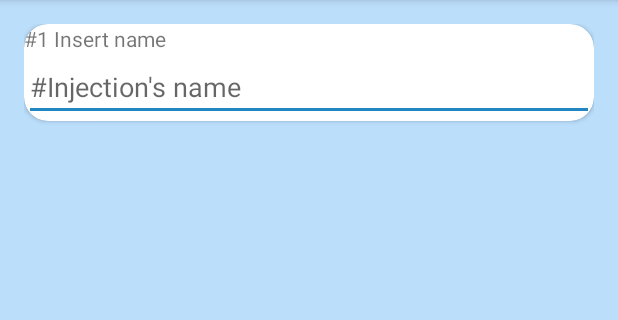
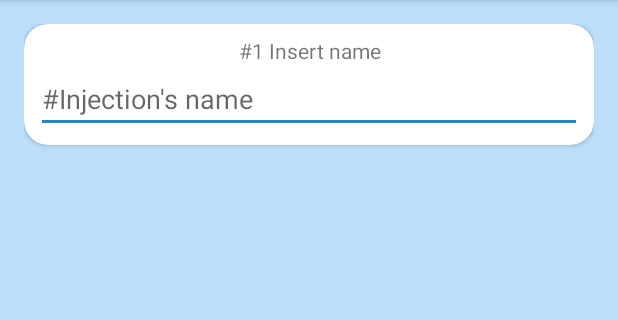
Before and after one commit to mrkomal/MyInjections, an Android app: the AddInjectionActivity screen opened directly, with no data from a screen before it, on a phone screen of 412 x 824 dp, the part 84-404 px from its top. Run offline under Robolectric (Android 15) with nearby library versions, the phone set to English and light mode, and no system bars.

Commit message:
Defining styles for items inside cardview
TextView and LinearLayout style

```diff
--- a/app/src/main/res/layout/activity_add_injection.xml
+++ b/app/src/main/res/layout/activity_add_injection.xml
@@ -16,11 +16,13 @@
         <LinearLayout
             android:layout_width="match_parent"
             android:layout_height="wrap_content"
-            android:orientation="vertical">
+            android:orientation="vertical"
+            style="@style/AddInjectionCardView.LayoutPadding">
 
             <TextView
                 android:layout_width="match_parent"
                 android:layout_height="wrap_content"
+                style="@style/AddInjectionCardView.TextView"
                 android:text="#1 Insert name">
             </TextView>
 
--- a/app/src/main/res/values/styles.xml
+++ b/app/src/main/res/values/styles.xml
@@ -17,4 +17,12 @@
         <item name="cardCornerRadius">16dp</item>
     </style>
 
+    <style name="AddInjectionCardView.LayoutPadding">
+        <item name="android:padding">8dp</item>
+    </style>
+
+    <style name="AddInjectionCardView.TextView">
+        <item name="android:gravity">center_horizontal</item>
+    </style>
+
 </resources>
```
